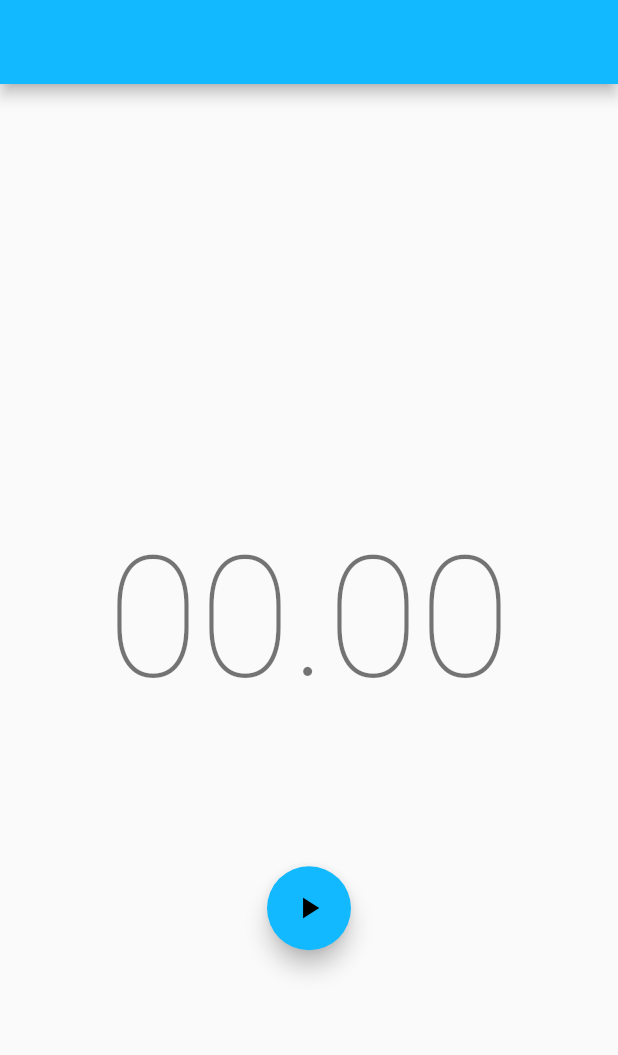
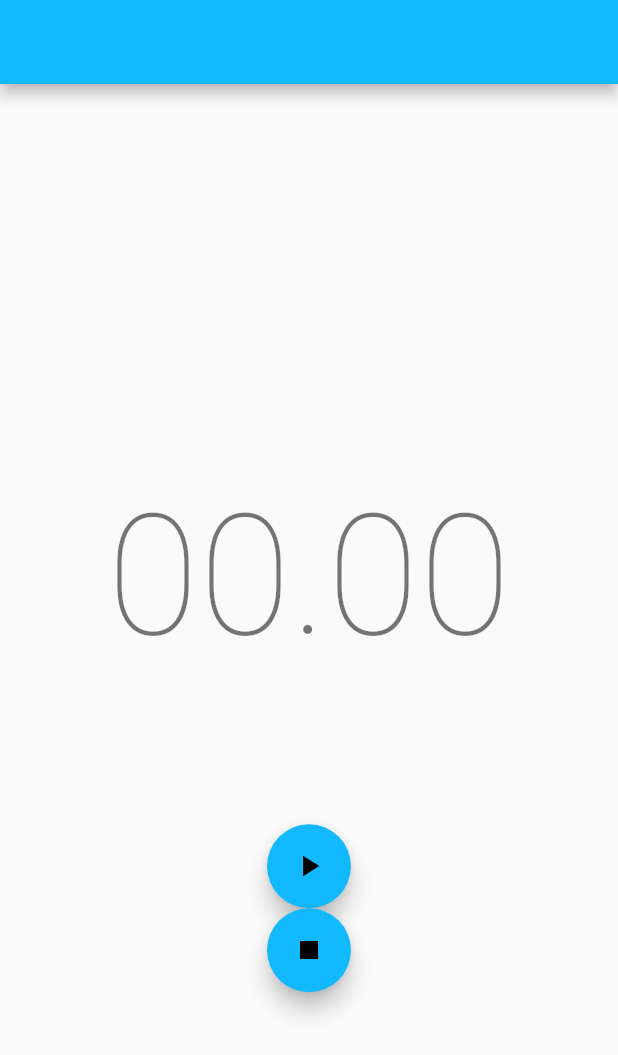
Before and after one commit to GabinL21/kubrs_app, a Flutter app: the screen it shows after launch, on a phone screen of 412 x 824 dp. Shown: the top 1055 px of the screen. Run offline on Flutter 3.47's test engine with Material 2 defaults, Android fonts, the phone set to English and light mode, and no system bars; our stand-ins replace bloc, equatable, flutter_bloc; generated files the repository leaves out were written again.

Commit message:
feat: add timer stop

```diff
--- a/lib/timer/bloc/timer_bloc.dart
+++ b/lib/timer/bloc/timer_bloc.dart
@@ -13,6 +13,7 @@ class TimerBloc extends Bloc<TimerEvent, TimerState> {
         super(const TimerInitial()) {
     on<TimerStarted>(_onStarted);
     on<_TimerTicked>(_onTicked);
+    on<TimerStopped>(_onStopped);
   }
 
   final Ticker _ticker;
@@ -36,4 +37,9 @@ class TimerBloc extends Bloc<TimerEvent, TimerState> {
   void _onTicked(_TimerTicked event, Emitter<TimerState> emit) {
     emit(TimerRunning(event.duration));
   }
+
+  void _onStopped(TimerStopped event, Emitter<TimerState> emit) {
+    emit(TimerComplete(event.duration));
+    _tickerSubscription?.cancel();
+  }
 }
--- a/lib/timer/bloc/timer_event.dart
+++ b/lib/timer/bloc/timer_event.dart
@@ -5,11 +5,15 @@ abstract class TimerEvent {
 }
 
 class TimerStarted extends TimerEvent {
-  const TimerStarted({required this.duration});
-  final int duration;
+  const TimerStarted();
 }
 
 class _TimerTicked extends TimerEvent {
   const _TimerTicked({required this.duration});
   final int duration;
 }
+
+class TimerStopped extends TimerEvent {
+  const TimerStopped({required this.duration});
+  final int duration;
+}
--- a/lib/timer/bloc/timer_state.dart
+++ b/lib/timer/bloc/timer_state.dart
@@ -15,3 +15,7 @@ class TimerInitial extends TimerState {
 class TimerRunning extends TimerState {
   const TimerRunning(super.duration);
 }
+
+class TimerComplete extends TimerState {
+  const TimerComplete(super.duration);
+}
--- a/lib/timer/view/timer_page.dart
+++ b/lib/timer/view/timer_page.dart
@@ -30,6 +30,7 @@ class TimerView extends StatelessWidget {
             child: Center(child: TimerText()),
           ),
           StartButton(),
+          StopButton(),
         ],
       ),
     );
@@ -59,8 +60,25 @@ class StartButton extends StatelessWidget {
   Widget build(BuildContext context) {
     return FloatingActionButton(
       child: const Icon(Icons.play_arrow),
-      onPressed: () =>
-          context.read<TimerBloc>().add(const TimerStarted(duration: 0)),
+      onPressed: () => context.read<TimerBloc>().add(const TimerStarted()),
     );
   }
 }
+
+class StopButton extends StatelessWidget {
+  const StopButton({super.key});
+
+  @override
+  Widget build(BuildContext context) {
+    return BlocBuilder<TimerBloc, TimerState>(
+      builder: (context, state) {
+        return FloatingActionButton(
+          child: const Icon(Icons.stop),
+          onPressed: () => context
+              .read<TimerBloc>()
+              .add(TimerStopped(duration: state.duration)),
+        );
+      },
+    );
+  }
+}
```
